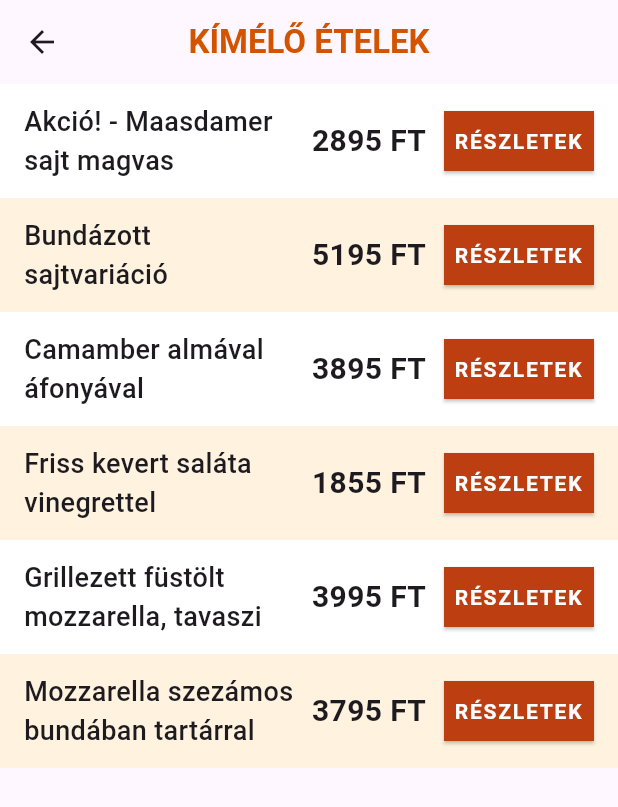
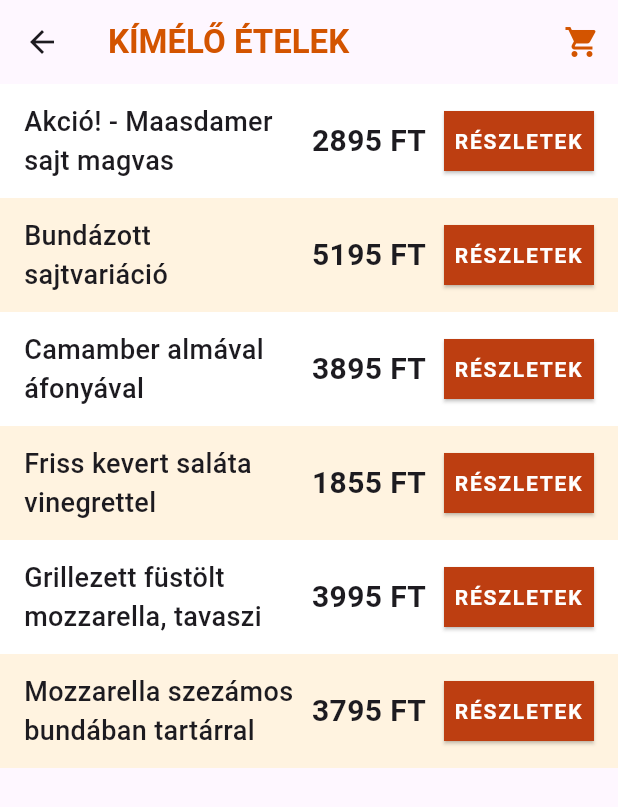
Before and after one commit to whattila/nem_pancser, a Flutter app: the CourseListPage screen opened by its route, on a phone screen of 412 x 824 dp. Shown: the top 807 px of the screen. Run offline on Flutter 3.47's test engine with Material 3 defaults, Android fonts, the phone set to English and light mode, and no system bars; our stand-ins replace auto_route, flutter_bloc, freezed_annotation, rxdart.

Commit message:
Created pancserAppBar and redone Cart with Bloc

```diff
--- a/lib/features/buy/category_page.dart
+++ b/lib/features/buy/category_page.dart
@@ -1,6 +1,7 @@
 import 'package:auto_route/auto_route.dart';
 import 'package:flutter/material.dart';
 import 'package:nem_pancser/features/shared/router/app_router.dart';
+import 'package:nem_pancser/features/shared/widgets/pancser_appbar.dart';
 import '../shared/widgets/pancser_button.dart';
 
 @RoutePage()
@@ -21,9 +22,7 @@ class CategoryPage extends StatelessWidget {
     ];
 
     return Scaffold(
-      appBar: AppBar(
-        title: const Text('Rendelés'),
-      ),
+      appBar: pancserAppBar(context, 'RENDELÉS'),
       body: Padding(
         padding: const EdgeInsets.symmetric(horizontal: 20.0),
         child: Column(
--- a/lib/features/buy/course_details_page.dart
+++ b/lib/features/buy/course_details_page.dart
@@ -1,5 +1,6 @@
 import 'package:auto_route/auto_route.dart';
 import 'package:flutter/material.dart';
+import 'package:nem_pancser/features/shared/widgets/pancser_appbar.dart';
 import '../shared/widgets/pancser_button.dart';
 
 @RoutePage()
@@ -9,7 +10,7 @@ class CourseDetailsPage extends StatelessWidget {
   @override
   Widget build(BuildContext context) {
     return Scaffold(
-      appBar: AppBar(),
+      appBar: pancserAppBar(context, null),
       body: SingleChildScrollView(
         child: Padding(
           padding: const EdgeInsets.all(20.0),
--- a/lib/features/buy/course_list_page.dart
+++ b/lib/features/buy/course_list_page.dart
@@ -1,6 +1,7 @@
 import 'package:auto_route/auto_route.dart';
 import 'package:flutter/material.dart';
 import 'package:nem_pancser/features/shared/router/app_router.dart';
+import 'package:nem_pancser/features/shared/widgets/pancser_appbar.dart';
 
 import '../shared/widgets/pancser_button.dart';
 
@@ -38,16 +39,7 @@ class CourseListPage extends StatelessWidget {
     ];
 
     return Scaffold(
-      appBar: AppBar(
-        title: const Text(
-          'KÍMÉLŐ ÉTELEK',
-          style: TextStyle(
-            color: Color(0xFFD35400),
-            fontWeight: FontWeight.bold,
-          ),
-        ),
-        centerTitle: true,
-      ),
+      appBar: pancserAppBar(context, 'KÍMÉLŐ ÉTELEK'),
       body: ListView.builder(
         itemCount: courses.length,
         itemBuilder: (context, index) {
--- a/lib/features/buy/create_pizza/bloc/create_pizza_bloc.dart
+++ b/lib/features/buy/create_pizza/bloc/create_pizza_bloc.dart
@@ -10,7 +10,6 @@ import '../../shared/item.dart';
 import '../../cart/service/cart.dart';
 
 class CreatePizzaBloc extends Bloc<CreatePizzaEvent, CreatePizzaState> {
-
   CreatePizzaBloc(this._itemsRepository, this._cart)
     : super(const CreatePizzaInitialState()) {
         on<CreatePizzaStarted>(_onCreatePizzaStarted);
@@ -88,5 +87,4 @@ class CreatePizzaBloc extends Bloc<CreatePizzaEvent, CreatePizzaState> {
   void _onNoToppingCanceled(CreatePizzaNoToppingCanceled event, Emitter<CreatePizzaState> emit) {
     emit((state as CreatePizzaInProgressState).copyWith(confirmNoTopping: false));
   }
-
 }
--- a/lib/features/buy/create_pizza/bloc/create_pizza_event.dart
+++ b/lib/features/buy/create_pizza/bloc/create_pizza_event.dart
@@ -5,7 +5,6 @@ part 'create_pizza_event.freezed.dart';
 
 @freezed
 sealed class CreatePizzaEvent with _$CreatePizzaEvent {
-
   const factory CreatePizzaEvent.started() = CreatePizzaStarted;
 
   const factory CreatePizzaEvent.selectedSizeChanged({
@@ -25,5 +24,4 @@ sealed class CreatePizzaEvent with _$CreatePizzaEvent {
   const factory CreatePizzaEvent.finishedNoToppingConfirmed() = CreatePizzaFinishedNoToppingConfirmed;
 
   const factory CreatePizzaEvent.noToppingCanceled() = CreatePizzaNoToppingCanceled;
-
 }
--- a/lib/features/buy/create_pizza/bloc/create_pizza_state.dart
+++ b/lib/features/buy/create_pizza/bloc/create_pizza_state.dart
@@ -5,7 +5,6 @@ part 'create_pizza_state.freezed.dart';
 
 @freezed
 sealed class CreatePizzaState with _$CreatePizzaState {
-
   const factory CreatePizzaState.initial() = CreatePizzaInitialState;
 
   const factory CreatePizzaState.loading() = CreatePizzaLoadingState;
@@ -25,7 +24,6 @@ sealed class CreatePizzaState with _$CreatePizzaState {
       ) = CreatePizzaErrorState;
 
   const factory CreatePizzaState.done() = CreatePizzaDoneState;
-
 }
 
 extension CreatePizzaInProgressStateX on CreatePizzaInProgressState {
--- a/lib/features/buy/shared/item.dart
+++ b/lib/features/buy/shared/item.dart
@@ -6,6 +6,7 @@ part 'item.freezed.dart';
 
 @freezed
 sealed class Item with _$Item {
+  const Item._();
 
   const factory Item.pizza({
     required PizzaSize size,
@@ -13,9 +14,14 @@ sealed class Item with _$Item {
     @Default([]) List<PizzaTopping> toppings,
   }) = Pizza;
 
+  int get price =>
+      when(
+        pizza: (size, sauce, toppings)
+          => size.price + sauce.price + toppings.fold(0, (sum, t) => sum + t.price)
+      );
+
+  String get displayName =>
+      when(
+        pizza: (size, _, _) => 'Pizza, ${size.value}'
+      );
 }
-
-extension PizzaX on Pizza {
-  int get price =>
-      size.price + sauce.price + toppings.fold(0, (sum, t) => sum + t.price);
-}
--- /dev/null
+++ b/lib/features/shared/widgets/pancser_appbar.dart
@@ -0,0 +1,26 @@
+import 'package:auto_route/auto_route.dart';
+import 'package:flutter/material.dart';
+
+import '../router/app_router.dart';
+
+PreferredSizeWidget pancserAppBar(BuildContext context, String? title)
+  => AppBar(
+      title: title != null ?
+        Text(
+          title,
+          style: const TextStyle(
+            color: Color(0xFFD35400),
+            fontWeight: FontWeight.bold,
+          ),
+        )
+        : null,
+      actions: [
+        IconButton(
+            onPressed: () { context.router.push(const CartRoute()); },
+            icon: const Icon(
+                Icons.shopping_cart,
+                color: Color(0xFFD35400)
+            )
+        )
+      ],
+    );
--- a/lib/main.dart
+++ b/lib/main.dart
@@ -21,7 +21,10 @@ class NemPancserApp extends StatelessWidget {
     return MultiRepositoryProvider(
       providers: [
         RepositoryProvider(create: (context) => ItemsRepository()),
-        RepositoryProvider(create: (context) => Cart()),
+        RepositoryProvider(
+          create: (context) => Cart(),
+          dispose: (repository) => repository.dispose(),
+        ),
       ],
       child: MaterialApp.router(
         title: 'Nem Pancser',
--- a/pubspec.yaml
+++ b/pubspec.yaml
@@ -38,6 +38,7 @@ dependencies:
   flutter_bloc: ^9.1.1
   freezed: ^3.2.5
   freezed_annotation: ^3.1.0
+  rxdart: ^0.28.0
 
 dev_dependencies:
   flutter_test:
```
Also changed, not shown: lib/features/buy/cart/bloc/cart_bloc.dart (added, +25 -0 lines), lib/features/buy/cart/bloc/cart_event.dart (added, +13 -0 lines), lib/features/buy/cart/bloc/cart_state.dart (added, +21 -0 lines), lib/features/buy/cart/service/cart.dart (+18 -3 lines), lib/features/buy/cart/ui/cart_page.dart (+41 -48 lines), lib/features/buy/create_pizza/ui/create_pizza_page.dart (+4 -4 lines), lib/features/buy/pancser_pengo/pancser_pengo_page.dart (+3 -10 lines), lib/features/dashboard/dashboard_page.dart (+8 -2 lines), lib/features/buy/cart/bloc/cart_event.freezed.dart (added), lib/features/buy/cart/bloc/cart_state.freezed.dart (added), lib/features/buy/shared/item.freezed.dart, pubspec.lock.
